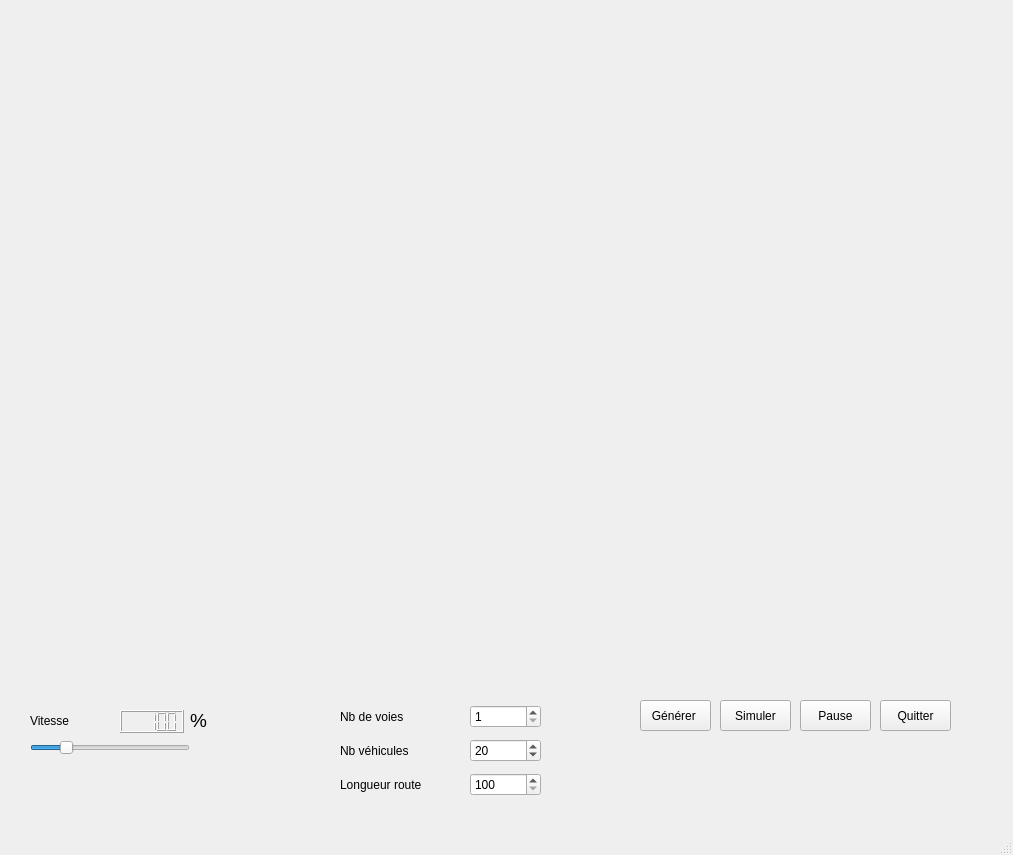
Old version of the form ihm.ui in the repository Clem103/Projet_info_embouteillage.
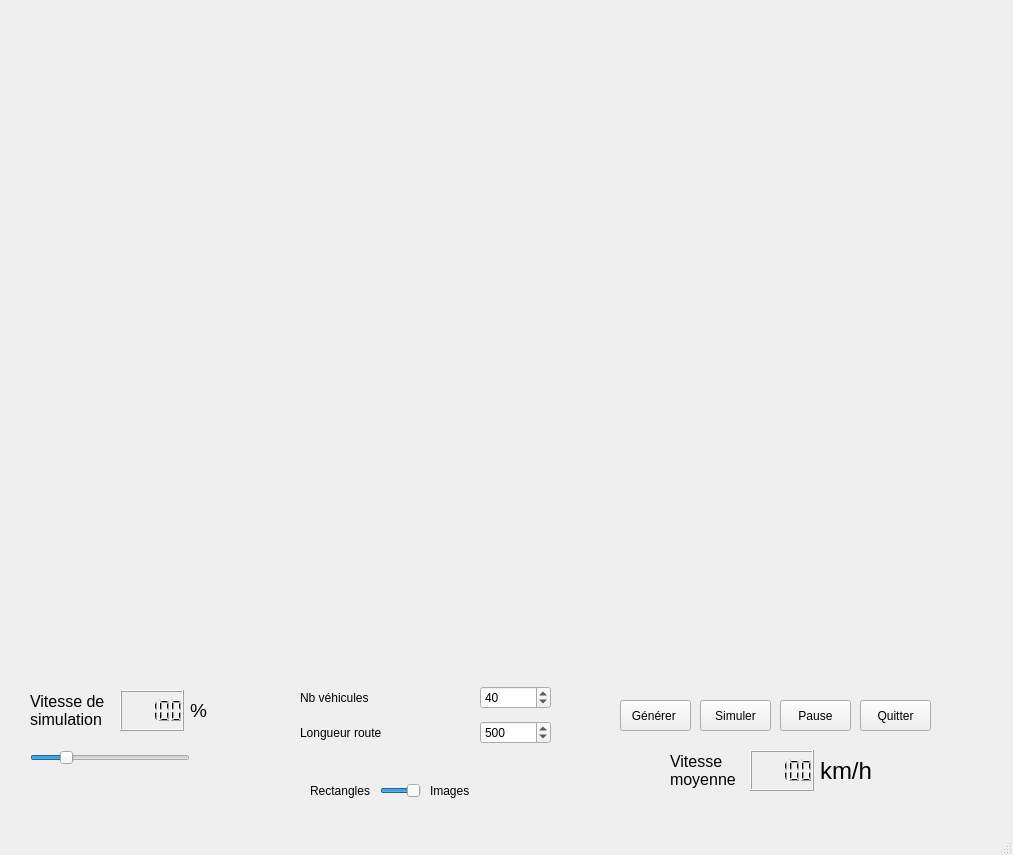
New version of the form.

```diff
--- a/ihm.ui
+++ b/ihm.ui
@@ -27,7 +27,7 @@
    <widget class="QPushButton" name="bouton_simu">
     <property name="geometry">
      <rect>
-      <x>720</x>
+      <x>700</x>
       <y>700</y>
       <width>71</width>
       <height>31</height>
@@ -40,7 +40,7 @@
    <widget class="QPushButton" name="bouton_pause">
     <property name="geometry">
      <rect>
-      <x>800</x>
+      <x>780</x>
       <y>700</y>
       <width>71</width>
       <height>31</height>
@@ -53,7 +53,7 @@
    <widget class="QPushButton" name="bouton_quitter">
     <property name="geometry">
      <rect>
-      <x>880</x>
+      <x>860</x>
       <y>700</y>
       <width>71</width>
       <height>31</height>
@@ -67,7 +67,7 @@
     <property name="geometry">
      <rect>
       <x>30</x>
-      <y>740</y>
+      <y>750</y>
       <width>160</width>
       <height>16</height>
      </rect>
@@ -89,19 +89,25 @@
     <property name="geometry">
      <rect>
       <x>30</x>
-      <y>710</y>
-      <width>61</width>
-      <height>21</height>
+      <y>680</y>
+      <width>91</width>
+      <height>61</height>
      </rect>
     </property>
+    <property name="font">
+     <font>
+      <pointsize>12</pointsize>
+     </font>
+    </property>
     <property name="text">
-     <string>Vitesse</string>
+     <string>Vitesse de 
+simulation</string>
     </property>
    </widget>
    <widget class="QPushButton" name="bouton_gen">
     <property name="geometry">
      <rect>
-      <x>640</x>
+      <x>620</x>
       <y>700</y>
       <width>71</width>
       <height>31</height>
@@ -115,11 +121,16 @@
     <property name="geometry">
      <rect>
       <x>120</x>
-      <y>710</y>
+      <y>690</y>
       <width>64</width>
-      <height>23</height>
+      <height>41</height>
      </rect>
     </property>
+    <property name="font">
+     <font>
+      <pointsize>10</pointsize>
+     </font>
+    </property>
     <property name="intValue" stdset="0">
      <number>100</number>
     </property>
@@ -127,22 +138,15 @@
    <widget class="QWidget" name="layoutWidget">
     <property name="geometry">
      <rect>
-      <x>340</x>
-      <y>700</y>
-      <width>201</width>
-      <height>101</height>
+      <x>300</x>
+      <y>680</y>
+      <width>251</width>
+      <height>71</height>
      </rect>
     </property>
     <layout class="QGridLayout" name="gridLayout">
-     <item row="0" column="0">
-      <widget class="QLabel" name="label_nb_voies">
-       <property name="text">
-        <string>Nb de voies </string>
-       </property>
-      </widget>
-     </item>
      <item row="0" column="1">
-      <widget class="QSpinBox" name="spinbox_nb_voies">
+      <widget class="QSpinBox" name="spinbox_nb_vehicle">
        <property name="maximumSize">
         <size>
          <width>71</width>
@@ -155,9 +159,19 @@
        <property name="maximum">
         <number>100000</number>
        </property>
+       <property name="value">
+        <number>40</number>
+       </property>
       </widget>
      </item>
      <item row="1" column="0">
+      <widget class="QLabel" name="label_longueur_route">
+       <property name="text">
+        <string>Longueur route </string>
+       </property>
+      </widget>
+     </item>
+     <item row="0" column="0">
       <widget class="QLabel" name="label_nb_vehicle">
        <property name="text">
         <string>Nb véhicules </string>
@@ -165,32 +179,6 @@
       </widget>
      </item>
      <item row="1" column="1">
-      <widget class="QSpinBox" name="spinbox_nb_vehicle">
-       <property name="maximumSize">
-        <size>
-         <width>71</width>
-         <height>16777215</height>
-        </size>
-       </property>
-       <property name="minimum">
-        <number>1</number>
-       </property>
-       <property name="maximum">
-        <number>100000</number>
-       </property>
-       <property name="value">
-        <number>20</number>
-       </property>
-      </widget>
-     </item>
-     <item row="2" column="0">
-      <widget class="QLabel" name="label_longueur_route">
-       <property name="text">
-        <string>Longueur route </string>
-       </property>
-      </widget>
-     </item>
-     <item row="2" column="1">
       <widget class="QSpinBox" name="spinbox_longueur_route">
        <property name="maximumSize">
         <size>
@@ -204,6 +192,9 @@
        <property name="maximum">
         <number>1000000</number>
        </property>
+       <property name="value">
+        <number>500</number>
+       </property>
       </widget>
      </item>
     </layout>
@@ -212,9 +203,9 @@
     <property name="geometry">
      <rect>
       <x>190</x>
-      <y>710</y>
+      <y>690</y>
       <width>47</width>
-      <height>21</height>
+      <height>41</height>
      </rect>
     </property>
     <property name="sizePolicy">
@@ -233,6 +224,111 @@
      <string>%</string>
     </property>
    </widget>
+   <widget class="QLCDNumber" name="LCD_vitesse_moy">
+    <property name="geometry">
+     <rect>
+      <x>750</x>
+      <y>750</y>
+      <width>64</width>
+      <height>41</height>
+     </rect>
+    </property>
+    <property name="intValue" stdset="0">
+     <number>100</number>
+    </property>
+   </widget>
+   <widget class="QLabel" name="label_vitesse_moy">
+    <property name="geometry">
+     <rect>
+      <x>670</x>
+      <y>750</y>
+      <width>81</width>
+      <height>41</height>
+     </rect>
+    </property>
+    <property name="font">
+     <font>
+      <pointsize>12</pointsize>
+     </font>
+    </property>
+    <property name="text">
+     <string>Vitesse 
+moyenne</string>
+    </property>
+   </widget>
+   <widget class="QLabel" name="label_2">
+    <property name="geometry">
+     <rect>
+      <x>820</x>
+      <y>750</y>
+      <width>61</width>
+      <height>41</height>
+     </rect>
+    </property>
+    <property name="sizePolicy">
+     <sizepolicy hsizetype="Preferred" vsizetype="Preferred">
+      <horstretch>0</horstretch>
+      <verstretch>0</verstretch>
+     </sizepolicy>
+    </property>
+    <property name="font">
+     <font>
+      <family>Segoe UI</family>
+      <pointsize>18</pointsize>
+     </font>
+    </property>
+    <property name="text">
+     <string>km/h</string>
+    </property>
+   </widget>
+   <widget class="QSlider" name="disp_img">
+    <property name="geometry">
+     <rect>
+      <x>380</x>
+      <y>780</y>
+      <width>41</width>
+      <height>22</height>
+     </rect>
+    </property>
+    <property name="maximum">
+     <number>1</number>
+    </property>
+    <property name="pageStep">
+     <number>1</number>
+    </property>
+    <property name="value">
+     <number>1</number>
+    </property>
+    <property name="orientation">
+     <enum>Qt::Horizontal</enum>
+    </property>
+   </widget>
+   <widget class="QLabel" name="label_3">
+    <property name="geometry">
+     <rect>
+      <x>310</x>
+      <y>780</y>
+      <width>61</width>
+      <height>21</height>
+     </rect>
+    </property>
+    <property name="text">
+     <string>Rectangles</string>
+    </property>
+   </widget>
+   <widget class="QLabel" name="label_4">
+    <property name="geometry">
+     <rect>
+      <x>430</x>
+      <y>780</y>
+      <width>61</width>
+      <height>21</height>
+     </rect>
+    </property>
+    <property name="text">
+     <string>Images</string>
+    </property>
+   </widget>
   </widget>
   <widget class="QMenuBar" name="menubar">
    <property name="geometry">
```
